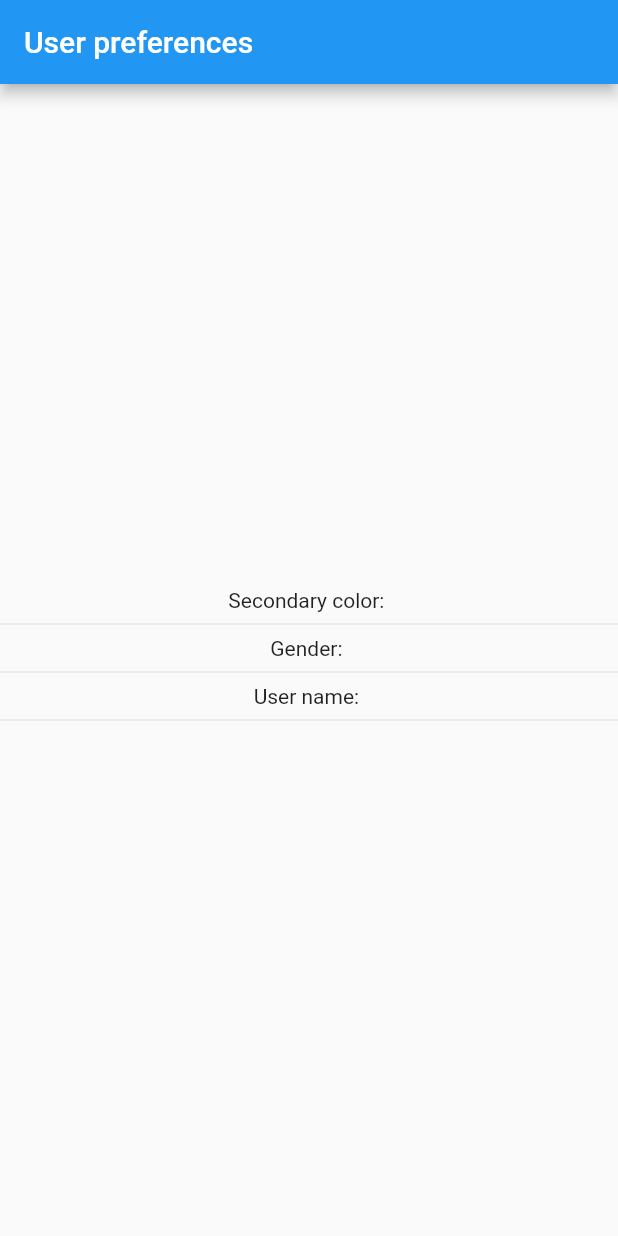
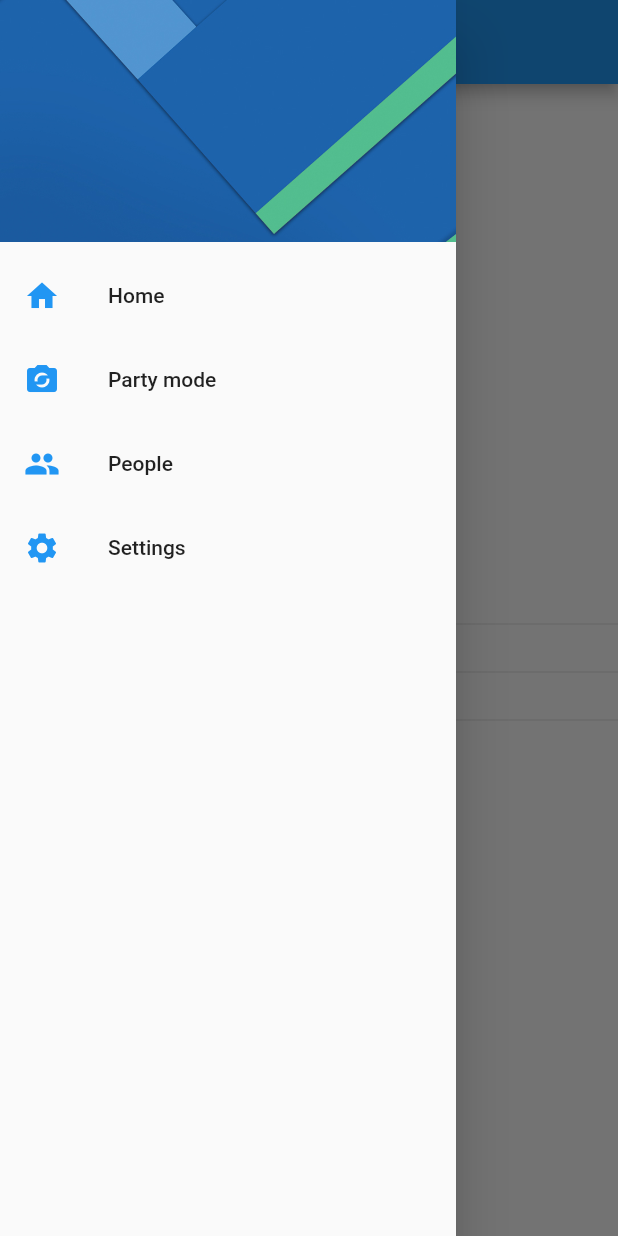
Before and after one commit to dtoledoz0207/flutter-usersettingsapp, a Flutter app: the screen it shows after launch, with the side drawer open (before the commit the screen has no drawer), on a phone screen of 412 x 824 dp. Run offline on Flutter 3.47's test engine with Material 2 defaults, Android fonts, the phone set to English and light mode, and no system bars.

Commit message:
create-sideMenu-with-Drawer-Widget-in-homePage

```diff
--- a/lib/src/pages/home_page.dart
+++ b/lib/src/pages/home_page.dart
@@ -1,4 +1,5 @@
 import 'package:flutter/material.dart';
+import 'package:userpreferencesapp/src/pages/settings_page.dart';
 
 
 class HomePage extends StatelessWidget {
@@ -9,6 +10,7 @@ class HomePage extends StatelessWidget {
   Widget build(BuildContext context) {
     return Scaffold(
       appBar: AppBar(title: Text('User preferences')),
+      drawer: _createSideMenu(context),
       body: Container(
         child: Column(
           mainAxisAlignment: MainAxisAlignment.center,
@@ -24,4 +26,50 @@ class HomePage extends StatelessWidget {
       ),
     );
   }
+
+  Drawer _createSideMenu(BuildContext context) {
+    return Drawer(
+      child: ListView(
+        padding: EdgeInsets.zero,
+        children: <Widget>[
+          DrawerHeader(
+            child: Container(),
+            decoration: BoxDecoration(
+              image: DecorationImage(
+                image: AssetImage('assets/menu-img.jpg'),
+                fit: BoxFit.cover
+              )
+            ),
+          ),
+
+          ListTile(
+            leading: Icon(Icons.home, color: Colors.blue),
+            title: Text('Home'),
+            onTap: () => Navigator.pushReplacementNamed(context, HomePage.routeName),
+          ),
+
+          ListTile(
+            leading: Icon(Icons.party_mode, color: Colors.blue),
+            title: Text('Party mode'),
+            onTap: () {},
+          ),
+
+          ListTile(
+            leading: Icon(Icons.people, color: Colors.blue),
+            title: Text('People'),
+            onTap: () {},
+          ),
+
+          ListTile(
+            leading: Icon(Icons.settings, color: Colors.blue),
+            title: Text('Settings'),
+            onTap: () {
+              Navigator.pushReplacementNamed(context, SettingsPage.routeName);
+            },
+          )
+
+        ],
+      ),
+    );
+  }
 }
--- a/pubspec.yaml
+++ b/pubspec.yaml
@@ -45,7 +45,8 @@ flutter:
   uses-material-design: true
 
   # To add assets to your application, add an assets section, like this:
-  # assets:
+  assets:
+    - assets/menu-img.jpg
   #   - images/a_dot_burr.jpeg
   #   - images/a_dot_ham.jpeg
 
```
Also changed, not shown: assets/menu-img.jpg (added).
